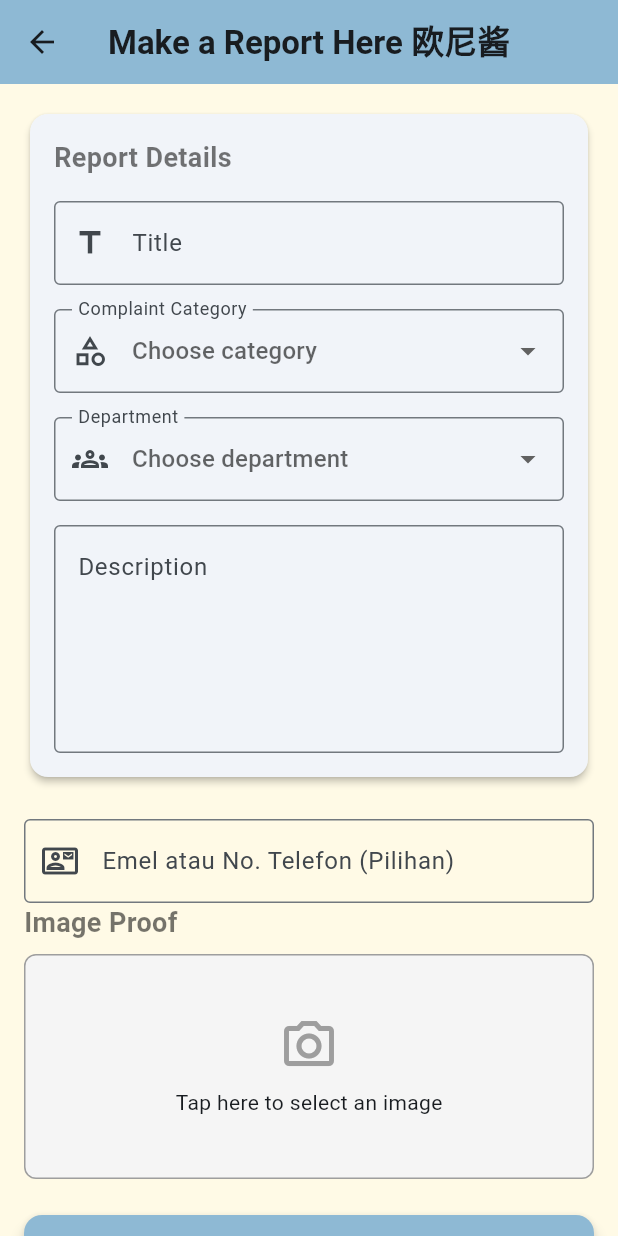
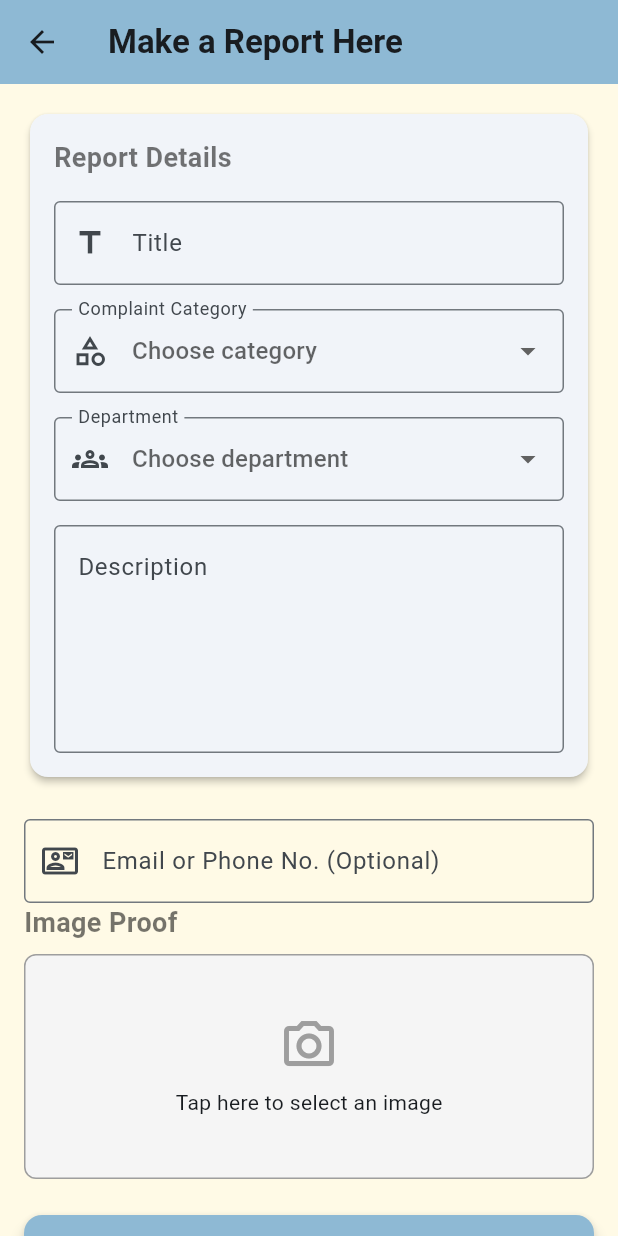
Before and after one commit to jiahui-1101/CodeNection, a Flutter app: the ReportPage screen opened directly, on a phone screen of 412 x 824 dp. Run offline on Flutter 3.47's test engine with Material 3 defaults, Android fonts, the phone set to English and light mode, and no system bars; our stand-ins replace audioplayers, geolocator, google_maps_flutter, image_picker, permission_handler; network calls fail; Roboto replaces fonts that are missing (Poppins).

Commit message:
Small Error

```diff
--- a/lib/ReportPage.dart
+++ b/lib/ReportPage.dart
@@ -95,7 +95,7 @@ Future<void> _pickImage() async {
   Widget build(BuildContext context) {
     return Scaffold(
       appBar: AppBar(
-        title: const Text("Make a Report Here 欧尼酱", style: TextStyle(fontWeight: FontWeight.bold)),
+        title: const Text("Make a Report Here ", style: TextStyle(fontWeight: FontWeight.bold)),
         backgroundColor: const Color(0xFF8EB9D4),
       ),
       body: SingleChildScrollView(
@@ -207,7 +207,7 @@ Future<void> _pickImage() async {
                TextFormField(
                         controller: _contactController,
                         decoration: const InputDecoration(
-                          labelText: "Emel atau No. Telefon (Pilihan)", // "Email or Phone No. (Optional)"
+                          labelText: "Email or Phone No. (Optional)", // "Email or Phone No. (Optional)"
                           prefixIcon: Icon(Icons.contact_mail_outlined),
                           border: OutlineInputBorder(),
                         ),
```
